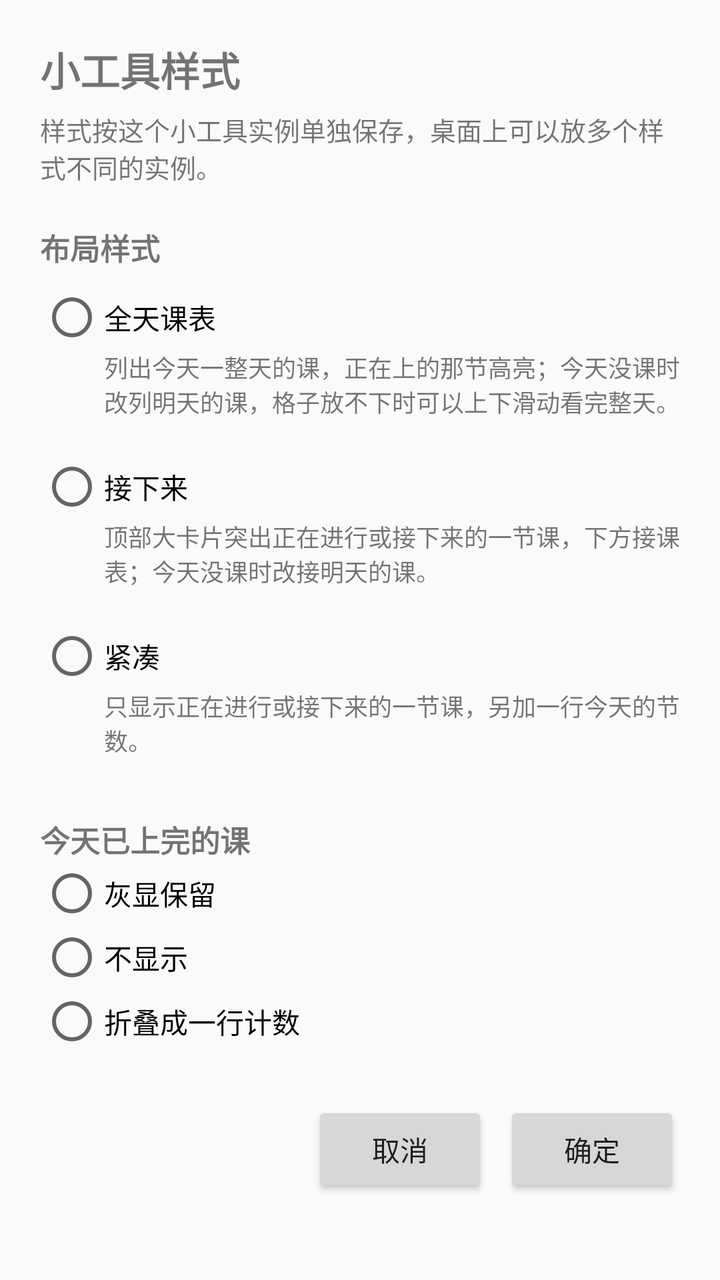
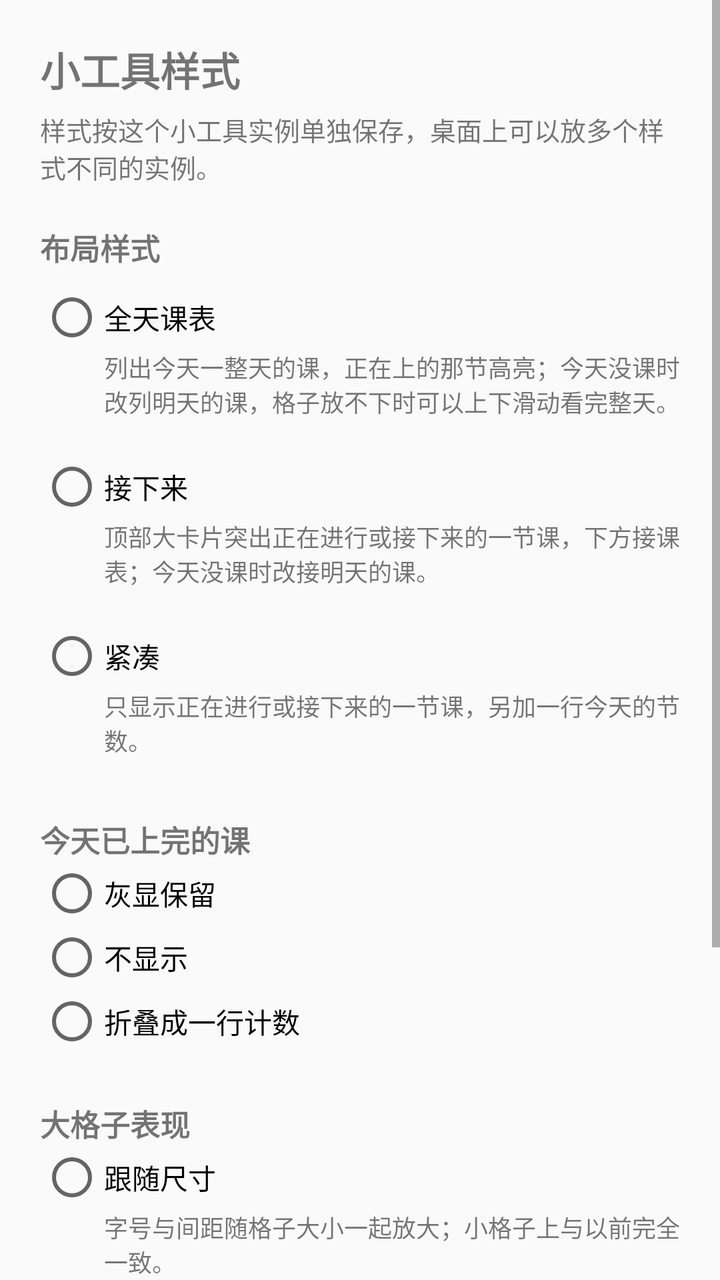

Two renders of the same Android screen: before a commit and after it. Below are the layout's source before the change and the commit's diff.
<!-- AndroidManifest.xml: activity theme AppTheme.NoActionBar -->
<!-- res/layout/activity_widget_config.xml -->
<?xml version="1.0" encoding="utf-8"?>
<ScrollView xmlns:android="http://schemas.android.com/apk/res/android"
    android:layout_width="match_parent"
    android:layout_height="match_parent"
    android:fillViewport="true">

    <LinearLayout
        android:layout_width="match_parent"
        android:layout_height="wrap_content"
        android:orientation="vertical"
        android:padding="20dp">

        <TextView
            android:layout_width="match_parent"
            android:layout_height="wrap_content"
            android:text="@string/widget_config_title"
            android:textSize="20sp"
            android:textStyle="bold" />

        <TextView
            android:layout_width="match_parent"
            android:layout_height="wrap_content"
            android:layout_marginTop="6dp"
            android:text="@string/widget_config_intro"
            android:textSize="13sp" />

        <TextView
            android:id="@+id/widget_config_layout_section"
            android:layout_width="match_parent"
            android:layout_height="wrap_content"
            android:layout_marginTop="20dp"
            android:text="@string/widget_config_layout_section"
            android:textSize="15sp"
            android:textStyle="bold" />

        <RadioGroup
            android:id="@+id/widget_config_layout_group"
            android:layout_width="match_parent"
            android:layout_height="wrap_content"
            android:layout_marginTop="8dp"
            android:orientation="vertical">

            <RadioButton
                android:id="@+id/widget_config_layout_day_list"
                android:layout_width="match_parent"
                android:layout_height="wrap_content"
                android:text="@string/widget_config_layout_day_list" />

            <TextView
                android:layout_width="match_parent"
                android:layout_height="wrap_content"
                android:layout_marginStart="32dp"
                android:text="@string/widget_config_layout_day_list_desc"
                android:textSize="12sp" />

            
            <FrameLayout
                android:id="@+id/widget_config_preview_day_list"
                android:layout_width="match_parent"
                android:layout_height="wrap_content"
                android:layout_marginStart="32dp"
                android:layout_marginTop="6dp" />

            <RadioButton
                android:id="@+id/widget_config_layout_next_up"
                android:layout_width="match_parent"
                android:layout_height="wrap_content"
                android:layout_marginTop="12dp"
                android:text="@string/widget_config_layout_next_up" />

            <TextView
                android:layout_width="match_parent"
                android:layout_height="wrap_content"
                android:layout_marginStart="32dp"
                android:text="@string/widget_config_layout_next_up_desc"
                android:textSize="12sp" />

            <FrameLayout
                android:id="@+id/widget_config_preview_next_up"
                android:layout_width="match_parent"
                android:layout_height="wrap_content"
                android:layout_marginStart="32dp"
                android:layout_marginTop="6dp" />

            <RadioButton
                android:id="@+id/widget_config_layout_compact"
                android:layout_width="match_parent"
                android:layout_height="wrap_content"
                android:layout_marginTop="12dp"
                android:text="@string/widget_config_layout_compact" />

            <TextView
                android:layout_width="match_parent"
                android:layout_height="wrap_content"
                android:layout_marginStart="32dp"
                android:text="@string/widget_config_layout_compact_desc"
                android:textSize="12sp" />

            <FrameLayout
                android:id="@+id/widget_config_preview_compact"
                android:layout_width="match_parent"
                android:layout_height="wrap_content"
                android:layout_marginStart="32dp"
                android:layout_marginTop="6dp" />
        </RadioGroup>

        <TextView
            android:id="@+id/widget_config_finished_section"
            android:layout_width="match_parent"
            android:layout_height="wrap_content"
            android:layout_marginTop="24dp"
            android:text="@string/widget_config_finished_section"
            android:textSize="15sp"
            android:textStyle="bold" />

        <RadioGroup
            android:id="@+id/widget_config_finished_group"
            android:layout_width="match_parent"
            android:layout_height="wrap_content"
            android:orientation="vertical">

            <RadioButton
                android:id="@+id/widget_config_finished_show_dim"
                android:layout_width="match_parent"
                android:layout_height="wrap_content"
                android:text="@string/widget_config_finished_show_dim" />

            <RadioButton
                android:id="@+id/widget_config_finished_hide"
                android:layout_width="match_parent"
                android:layout_height="wrap_content"
                android:text="@string/widget_config_finished_hide" />

            <RadioButton
                android:id="@+id/widget_config_finished_collapse"
                android:layout_width="match_parent"
                android:layout_height="wrap_content"
                android:text="@string/widget_config_finished_collapse" />
        </RadioGroup>

        <TextView
            android:id="@+id/widget_config_finished_hint"
            android:layout_width="match_parent"
            android:layout_height="wrap_content"
            android:layout_marginStart="32dp"
            android:text="@string/widget_config_finished_ineffective"
            android:textSize="12sp"
            android:visibility="gone" />

        <LinearLayout
            android:layout_width="match_parent"
            android:layout_height="wrap_content"
            android:layout_marginTop="24dp"
            android:gravity="end"
            android:orientation="horizontal">

            <Button
                android:id="@+id/widget_config_cancel"
                android:layout_width="wrap_content"
                android:layout_height="wrap_content"
                android:text="@string/widget_config_cancel" />

            <Button
                android:id="@+id/widget_config_confirm"
                android:layout_width="wrap_content"
                android:layout_height="wrap_content"
                android:layout_marginStart="8dp"
                android:text="@string/widget_config_confirm" />
        </LinearLayout>
    </LinearLayout>
</ScrollView>
<!-- resources referenced by this layout -->
<resources>
  <string name="widget_config_cancel">取消</string>
  <string name="widget_config_confirm">确定</string>
  <string name="widget_config_finished_collapse">折叠成一行计数</string>
  <string name="widget_config_finished_hide">不显示</string>
  <string name="widget_config_finished_ineffective">「紧凑」样式不显示课程列表，所以这个选项对它没有效果。</string>
  <string name="widget_config_finished_section">今天已上完的课</string>
  <string name="widget_config_finished_show_dim">灰显保留</string>
  <string name="widget_config_intro">样式按这个小工具实例单独保存，桌面上可以放多个样式不同的实例。</string>
  <string name="widget_config_layout_compact">紧凑</string>
  <string name="widget_config_layout_compact_desc">只显示正在进行或接下来的一节课，另加一行今天的节数。</string>
  <string name="widget_config_layout_day_list">全天课表</string>
  <string name="widget_config_layout_day_list_desc">列出今天一整天的课，正在上的那节高亮；今天没课时改列明天的课，格子放不下时可以上下滑动看完整天。</string>
  <string name="widget_config_layout_next_up">接下来</string>
  <string name="widget_config_layout_next_up_desc">顶部大卡片突出正在进行或接下来的一节课，下方接课表；今天没课时改接明天的课。</string>
  <string name="widget_config_layout_section">布局样式</string>
  <string name="widget_config_title">小工具样式</string>
  <style name="AppTheme.NoActionBar" parent="Theme.AppCompat.DayNight.NoActionBar">
          <item name="windowActionBar">false</item>
          <item name="windowNoTitle">true</item>
          <item name="android:background">@null</item>
      </style>
</resources>

<!-- the commit's change to res/layout/activity_widget_config.xml (unified diff, before → after) -->
@@ -147,6 +147,70 @@
             android:textSize="12sp"
             android:visibility="gone" />
 
+        <TextView
+            android:id="@+id/widget_config_wide_section"
+            android:layout_width="match_parent"
+            android:layout_height="wrap_content"
+            android:layout_marginTop="24dp"
+            android:text="@string/widget_config_wide_section"
+            android:textSize="15sp"
+            android:textStyle="bold" />
+
+        <RadioGroup
+            android:id="@+id/widget_config_wide_group"
+            android:layout_width="match_parent"
+            android:layout_height="wrap_content"
+            android:orientation="vertical">
+
+            <RadioButton
+                android:id="@+id/widget_config_wide_adaptive"
+                android:layout_width="match_parent"
+                android:layout_height="wrap_content"
+                android:text="@string/widget_config_wide_adaptive" />
+
+            <TextView
+                android:layout_width="match_parent"
+                android:layout_height="wrap_content"
+                android:layout_marginStart="32dp"
+                android:text="@string/widget_config_wide_adaptive_desc"
+                android:textSize="12sp" />
+
+            <RadioButton
+                android:id="@+id/widget_config_wide_dense"
+                android:layout_width="match_parent"
+                android:layout_height="wrap_content"
+                android:text="@string/widget_config_wide_dense" />
+
+            <TextView
+                android:layout_width="match_parent"
+                android:layout_height="wrap_content"
+                android:layout_marginStart="32dp"
+                android:text="@string/widget_config_wide_dense_desc"
+                android:textSize="12sp" />
+
+            <RadioButton
+                android:id="@+id/widget_config_wide_two_column"
+                android:layout_width="match_parent"
+                android:layout_height="wrap_content"
+                android:text="@string/widget_config_wide_two_column" />
+
+            <TextView
+                android:layout_width="match_parent"
+                android:layout_height="wrap_content"
+                android:layout_marginStart="32dp"
+                android:text="@string/widget_config_wide_two_column_desc"
+                android:textSize="12sp" />
+        </RadioGroup>
+
+        <TextView
+            android:id="@+id/widget_config_wide_hint"
+            android:layout_width="match_parent"
+            android:layout_height="wrap_content"
+            android:layout_marginStart="32dp"
+            android:text="@string/widget_config_wide_ineffective"
+            android:textSize="12sp"
+            android:visibility="gone" />
+
         <LinearLayout
             android:layout_width="match_parent"
             android:layout_height="wrap_content"
<!-- resource entries referenced after the edit -->
@@ -16,6 +16,14 @@
   <string name="widget_config_layout_next_up_desc">顶部大卡片突出正在进行或接下来的一节课，下方接课表；今天没课时改接明天的课。</string>
   <string name="widget_config_layout_section">布局样式</string>
   <string name="widget_config_title">小工具样式</string>
+  <string name="widget_config_wide_adaptive">跟随尺寸</string>
+  <string name="widget_config_wide_adaptive_desc">字号与间距随格子大小一起放大；小格子上与以前完全一致。</string>
+  <string name="widget_config_wide_dense">信息加密</string>
+  <string name="widget_config_wide_dense_desc">在放大的基础上，课名放宽到两行，课程行补「第几节」，汇总行补当天已上完的节数。</string>
+  <string name="widget_config_wide_ineffective">「紧凑」样式不显示课程列表，所以这个选项对它没有效果。</string>
+  <string name="widget_config_wide_section">大格子表现</string>
+  <string name="widget_config_wide_two_column">双栏</string>
+  <string name="widget_config_wide_two_column_desc">左栏放当前或接下来的一节课，右栏放当天课表；格子不够宽时自动保持单栏。</string>
   <style name="AppTheme.NoActionBar" parent="Theme.AppCompat.DayNight.NoActionBar">
           <item name="windowActionBar">false</item>
           <item name="windowNoTitle">true</item>
